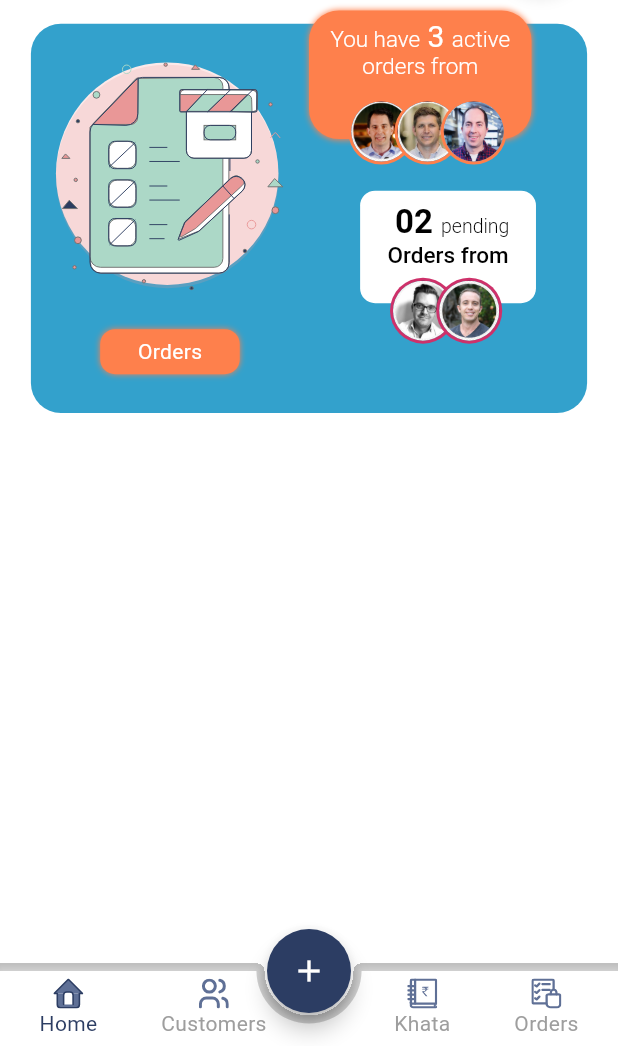
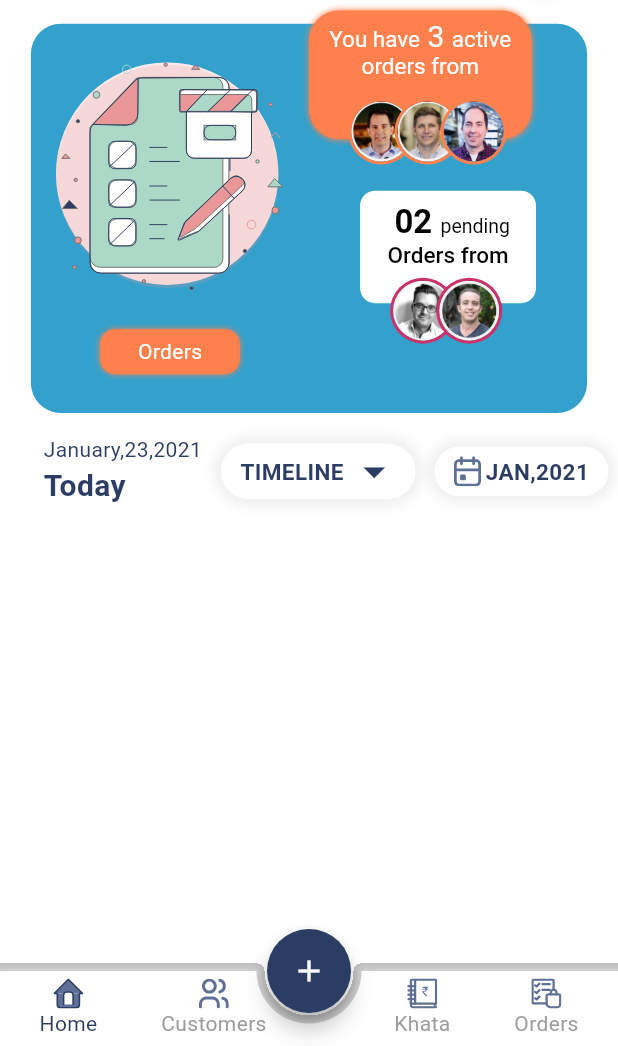
Before and after one commit to ansilmirfan/mypcot, a Flutter app: the screen it shows after launch, on a phone screen of 412 x 824 dp, the part 190-1236 px from its top. Run offline on Flutter 3.47's test engine with Material 3 defaults, Android fonts, the phone set to English and light mode, and no system bars; our stand-ins replace flutter_svg.

Commit message:
feat(ui):date filter row added in home page

```diff
--- a/lib/presentation/other/quick_highlight_items.dart
+++ b/lib/presentation/other/quick_highlight_items.dart
@@ -10,7 +10,7 @@ class QuickHighlightItems {
   static TextStyle thinTextStyle = TextStyle(
     color: Colors.white,
     fontSize: 15,
-    fontWeight: FontWeight.w300,
+    fontWeight: FontWeight.w400,
   );
   static TextStyle boldTextStyleBlack = TextStyle(
     fontWeight: FontWeight.w700,
@@ -25,7 +25,7 @@ class QuickHighlightItems {
   static TextStyle thinTextStyleBlackSmall = TextStyle(
     color: Colors.black,
     fontSize: 13,
-    fontWeight: FontWeight.w300,
+    fontWeight: FontWeight.w400,
   );
 
   static List<Color> highlightCardColor = [
@@ -159,7 +159,7 @@ class QuickHighlightItems {
   static List<EdgeInsets> middlePadding = [
     EdgeInsets.only(top: 5, bottom: 20, left: 5, right: 5),
     EdgeInsets.only(top: 10, bottom: 30, left: 5, right: 5),
-    EdgeInsets.only(top: 15, left: 5, right: 5,bottom: 5),
+    EdgeInsets.only(top: 15, left: 5, right: 5, bottom: 5),
   ];
   static List<EdgeInsets> bottomPadding = [
     EdgeInsets.all(0),
--- a/lib/presentation/screens/home.dart
+++ b/lib/presentation/screens/home.dart
@@ -1,4 +1,5 @@
 import 'package:flutter/material.dart';
+import 'package:mypcot/presentation/widgets/date_filter_row.dart';
 
 import 'package:mypcot/presentation/widgets/elevated_icon.dart';
 import 'package:mypcot/presentation/widgets/gap.dart';
@@ -17,7 +18,11 @@ class Home extends StatelessWidget {
         physics: AlwaysScrollableScrollPhysics(),
         child: Column(
           crossAxisAlignment: CrossAxisAlignment.start,
-          children: [const ProfileGreetingCard(), const QuickHighlightList()],
+          children: [
+            const ProfileGreetingCard(),
+            const QuickHighlightList(),
+            DateFilterRow(),
+          ],
         ),
       ),
     );
--- /dev/null
+++ b/lib/presentation/widgets/date_filter_row.dart
@@ -0,0 +1,92 @@
+import 'package:flutter/material.dart';
+import 'package:flutter_svg/svg.dart';
+import 'package:mypcot/presentation/theme/colors/app_colors.dart';
+import 'package:mypcot/presentation/widgets/gap.dart';
+
+class DateFilterRow extends StatelessWidget {
+  DateFilterRow({super.key});
+  final BoxDecoration boxDecoration = BoxDecoration(
+    color: AppColors.white,
+    borderRadius: BorderRadius.circular(30),
+    boxShadow: [
+      BoxShadow(
+        color: Colors.grey.withValues(alpha: 0.15),
+        blurRadius: 5,
+        spreadRadius: 5,
+      ),
+    ],
+  );
+
+  @override
+  Widget build(BuildContext context) {
+    return Row(
+      mainAxisSize: MainAxisSize.max,
+      mainAxisAlignment: MainAxisAlignment.spaceAround,
+      children: [
+        Gap.width(gap: 10),
+        _buildDate(context),
+        _buildTineLineDropDown(),
+        _buildDatePicker(),
+      ],
+    );
+  }
+
+  Container _buildDatePicker() {
+    return Container(
+      decoration: boxDecoration,
+
+      child: Padding(
+        padding: EdgeInsets.symmetric(horizontal: 10, vertical: 6),
+        child: Row(
+          children: [
+            Gap.width(gap: 3),
+            SvgPicture.asset('assets/icons/calender_icon.svg', width: 18),
+            Gap.width(gap: 3),
+            Text(
+              'JAN,2021',
+              style: TextStyle(fontWeight: FontWeight.bold, fontSize: 15),
+            ),
+            Gap.width(gap: 3),
+          ],
+        ),
+      ),
+    );
+  }
+
+  Container _buildTineLineDropDown() {
+    return Container(
+      decoration: boxDecoration,
+      child: Padding(
+        padding: EdgeInsets.symmetric(horizontal: 10, vertical: 1),
+        child: Row(
+          children: [
+            Gap.width(gap: 3),
+            Text(
+              'TIMELINE',
+              style: TextStyle(fontWeight: FontWeight.bold, fontSize: 15),
+            ),
+            Gap.width(gap: 3),
+            Icon(Icons.arrow_drop_down, size: 35),
+          ],
+        ),
+      ),
+    );
+  }
+
+  Column _buildDate(BuildContext context) {
+    return Column(
+      mainAxisAlignment: MainAxisAlignment.start,
+      crossAxisAlignment: CrossAxisAlignment.start,
+      children: [
+        Align(alignment: Alignment.centerLeft, child: Text('January,23,2021')),
+        Align(
+          alignment: Alignment.centerLeft,
+          child: Text(
+            'Today',
+            style: TextStyle(fontWeight: FontWeight.bold, fontSize: 20),
+          ),
+        ),
+      ],
+    );
+  }
+}
--- a/lib/presentation/widgets/elevated_icon.dart
+++ b/lib/presentation/widgets/elevated_icon.dart
@@ -27,7 +27,7 @@ class ElevatedIcon extends StatelessWidget {
             color: Colors.grey.withValues(alpha: 0.15),
             blurRadius: 5,
             spreadRadius: 5,
-            offset: Offset(0, 3),
+
           ),
         ],
       ),
```
